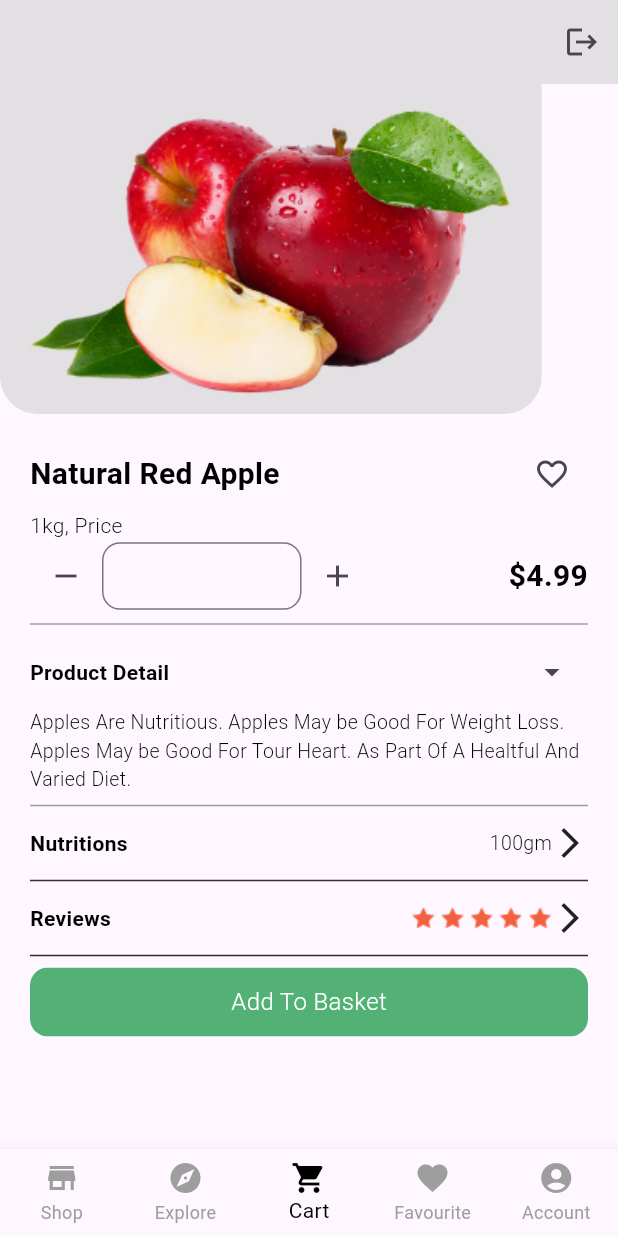
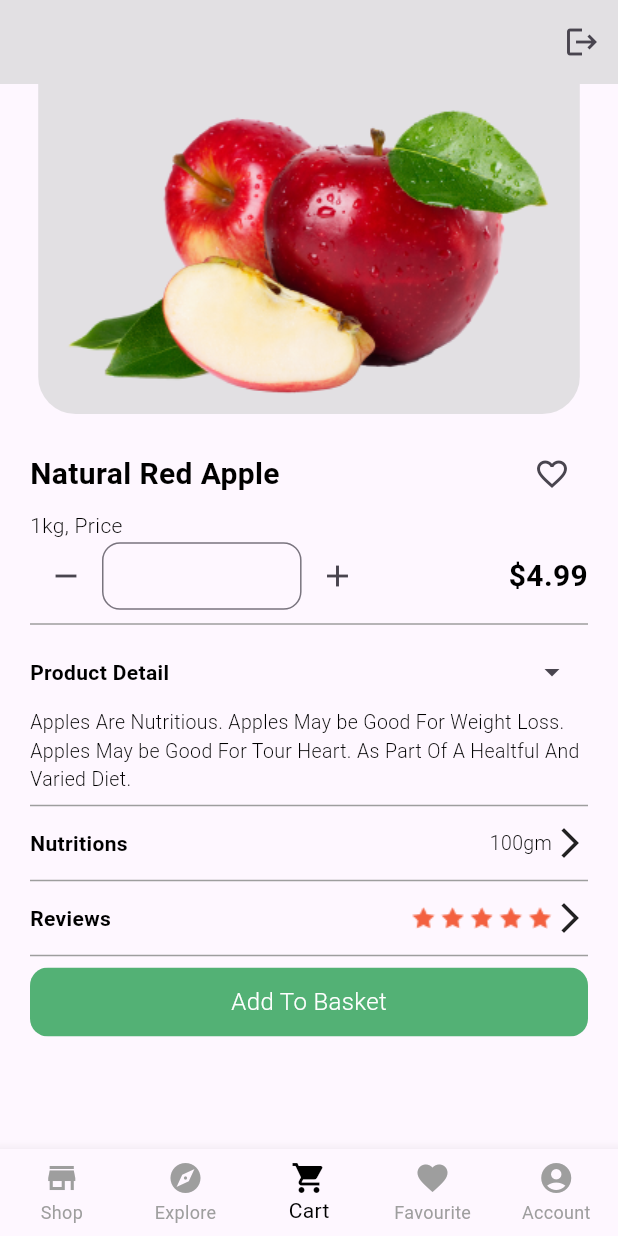
Before and after one commit to ashik360/grocery_nectar, a Flutter app: the screen it shows after launch, item 3 of the bottom bar chosen, on a phone screen of 412 x 824 dp. Run offline on Flutter 3.47's test engine with Material 3 defaults, Android fonts, the phone set to English and light mode, and no system bars.

Commit message:
Update product.dart

```diff
--- a/lib/screens/product.dart
+++ b/lib/screens/product.dart
@@ -47,7 +47,7 @@ class _ProductState extends State<Product> {
       body: SingleChildScrollView(
         child: SafeArea(
           child: Column(
-            crossAxisAlignment: CrossAxisAlignment.start,
+            crossAxisAlignment: CrossAxisAlignment.center,
             children: [
               ClipRRect(
                 borderRadius: const BorderRadius.only(
@@ -103,12 +103,15 @@ class _ProductState extends State<Product> {
                         Expanded(
                           child: SizedBox(
                             height: 45,
+                            child: Container(
+                              width: 10,
                               child: TextFormField(
                                 controller: _controller,
                                 keyboardType: TextInputType.number,
                                 decoration: InputDecoration(
                                   border: OutlineInputBorder(
                                     borderRadius: BorderRadius.circular(12),
+                                  ),
                                 ),
                               ),
                             ),
@@ -200,7 +203,7 @@ class _ProductState extends State<Product> {
                     ),
                     const Divider(
                       thickness: 1,
-                      color: Color.fromARGB(255, 59, 43, 43),
+                      color: Colors.grey,
                     ),
                     Padding(
                       padding: const EdgeInsets.symmetric(vertical: 5),
@@ -226,7 +229,7 @@ class _ProductState extends State<Product> {
                     ),
                     const Divider(
                         thickness: 1,
-                        color: Color.fromARGB(255, 59, 43, 43),
+                        color: Colors.grey,
                       ),
 
                       ClipRRect(
```
Lines whose indentation alone changed are shown as unchanged.
